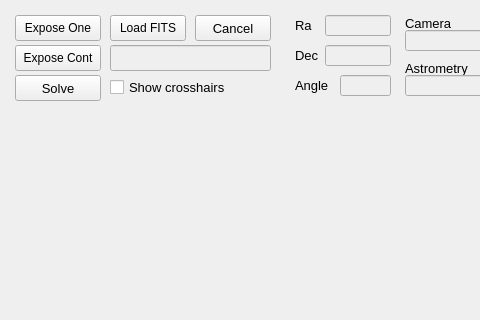
First picture: the form in mountwizzard/gui/image_window_ui.ui, repository sayitfast/MountWizzard3, before the edit; both pictures show x 0 to 480 and y 0 to 320 of the 791 by 641 pixel window.
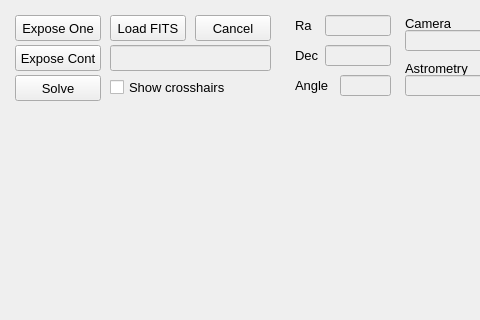
Second picture: the form after the edit.

What changed in the file:
```diff
--- a/mountwizzard/gui/image_window_ui.ui
+++ b/mountwizzard/gui/image_window_ui.ui
@@ -40,6 +40,17 @@
      <height>26</height>
     </rect>
    </property>
+   <property name="minimumSize">
+    <size>
+     <width>86</width>
+     <height>0</height>
+    </size>
+   </property>
+   <property name="font">
+    <font>
+     <pointsize>10</pointsize>
+    </font>
+   </property>
    <property name="toolTip">
     <string>&lt;html&gt;&lt;head/&gt;&lt;body&gt;&lt;p&gt;Single exposure&lt;/p&gt;&lt;/body&gt;&lt;/html&gt;</string>
    </property>
@@ -509,6 +520,11 @@
      <height>26</height>
     </rect>
    </property>
+   <property name="font">
+    <font>
+     <pointsize>10</pointsize>
+    </font>
+   </property>
    <property name="toolTip">
     <string>&lt;html&gt;&lt;head/&gt;&lt;body&gt;&lt;p&gt;Single exposure&lt;/p&gt;&lt;/body&gt;&lt;/html&gt;</string>
    </property>
@@ -728,6 +744,11 @@
      <height>26</height>
     </rect>
    </property>
+   <property name="font">
+    <font>
+     <pointsize>10</pointsize>
+    </font>
+   </property>
    <property name="toolTip">
     <string>&lt;html&gt;&lt;head/&gt;&lt;body&gt;&lt;p&gt;Single exposure&lt;/p&gt;&lt;/body&gt;&lt;/html&gt;</string>
    </property>
```
Left out of the diff: 12 changed lines with no effect on the pictures.
